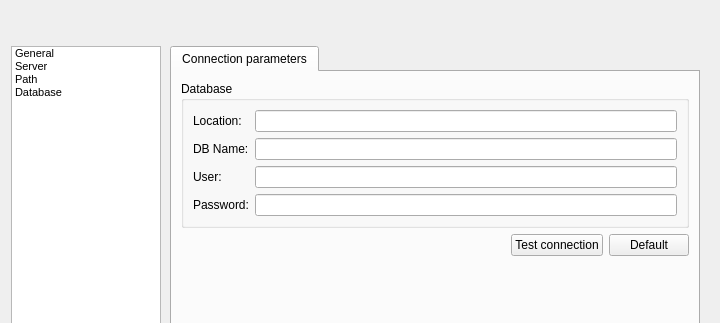
First picture: the form in Server-Win64/settingswidget.ui, repository aldonin/SIEM, before the edit; both pictures show x 0 to 720 and y 0 to 323 of the 720 by 480 pixel window.
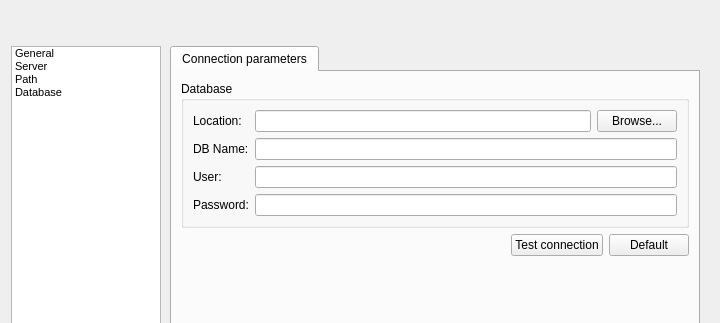
Second picture: the form after the edit. The open tabs and pages were chosen to show the change. Icons and pictures are not drawn.

```diff
--- a/Server-Win64/settingswidget.ui
+++ b/Server-Win64/settingswidget.ui
@@ -490,14 +490,12 @@
             <attribute name="title">
              <string>Connection parameters</string>
             </attribute>
-            <layout class="QVBoxLayout" name="verticalLayout_8">
-             <item>
-              <widget class="QGroupBox" name="groupBox_4">
-               <property name="title">
-                <string>Database</string>
-               </property>
                <layout class="QVBoxLayout" name="verticalLayout_7">
                 <item>
+              <widget class="QGroupBox" name="groupBox_4">
+               <property name="title">
+                <string>Database</string>
+               </property>
                  <layout class="QFormLayout" name="formLayout">
                   <item row="0" column="0">
                    <widget class="QLabel" name="label">
@@ -507,8 +505,19 @@
                    </widget>
                   </item>
                   <item row="0" column="1">
+                 <layout class="QHBoxLayout" name="horizontalLayout_10">
+                  <item>
                    <widget class="QLineEdit" name="dbLocation"/>
                   </item>
+                  <item>
+                   <widget class="QPushButton" name="dbLocationBtn">
+                    <property name="text">
+                     <string>Browse...</string>
+                    </property>
+                   </widget>
+                  </item>
+                 </layout>
+                </item>
                   <item row="1" column="0">
                    <widget class="QLabel" name="label_2">
                     <property name="text">
@@ -542,8 +551,6 @@
                      <enum>QLineEdit::Password</enum>
                     </property>
                    </widget>
-                  </item>
-                 </layout>
                 </item>
                </layout>
               </widget>
```
Left out of the diff: 6 changed lines with no effect on the pictures. Lines whose indentation alone changed are shown as unchanged.
